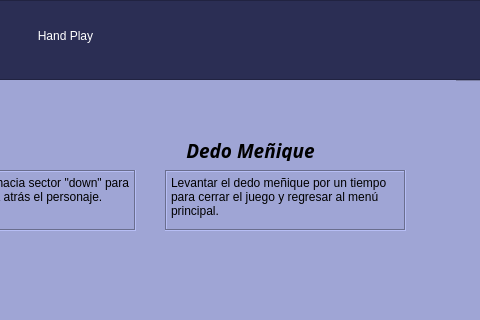
Rainherz/Hand-Play, file GUI/IBike.ui: the form before one commit; both pictures show x 395 to 875 and y 0 to 320 of the 875 by 717 pixel window.
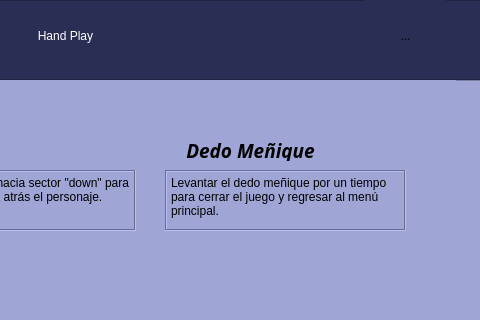
The form after the commit. Icons and pictures are not drawn.

Diff of the .ui file:
```diff
--- a/GUI/IBike.ui
+++ b/GUI/IBike.ui
@@ -91,6 +91,44 @@
       <bool>true</bool>
      </property>
     </widget>
+    <widget class="QToolButton" name="returned">
+     <property name="enabled">
+      <bool>true</bool>
+     </property>
+     <property name="geometry">
+      <rect>
+       <x>760</x>
+       <y>0</y>
+       <width>81</width>
+       <height>71</height>
+      </rect>
+     </property>
+     <property name="font">
+      <font>
+       <stylestrategy>PreferDefault</stylestrategy>
+       <kerning>true</kerning>
+      </font>
+     </property>
+     <property name="layoutDirection">
+      <enum>Qt::LeftToRight</enum>
+     </property>
+     <property name="text">
+      <string>...</string>
+     </property>
+     <property name="icon">
+      <iconset>
+       <normaloff>../img/flecha.png</normaloff>../img/flecha.png</iconset>
+     </property>
+     <property name="iconSize">
+      <size>
+       <width>160</width>
+       <height>160</height>
+      </size>
+     </property>
+     <property name="autoRaise">
+      <bool>true</bool>
+     </property>
+    </widget>
    </widget>
    <widget class="QFrame" name="Videojuegos">
     <property name="geometry">
```
